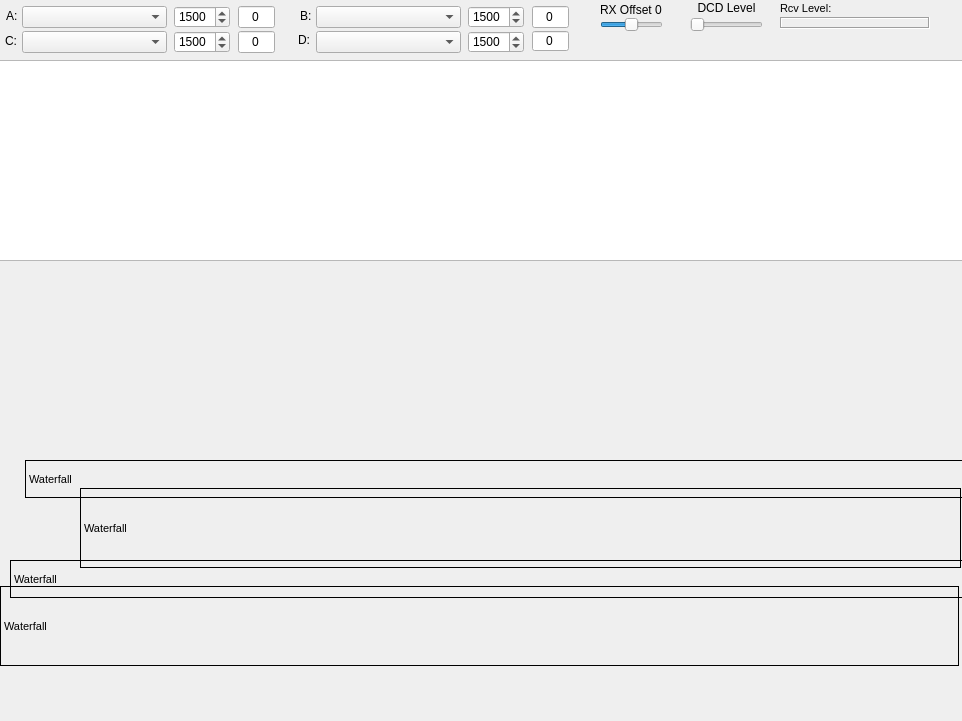
Above: QtSoundModem.ui from g8bpq/QtSoundModem before the change. Below: the same form after it.
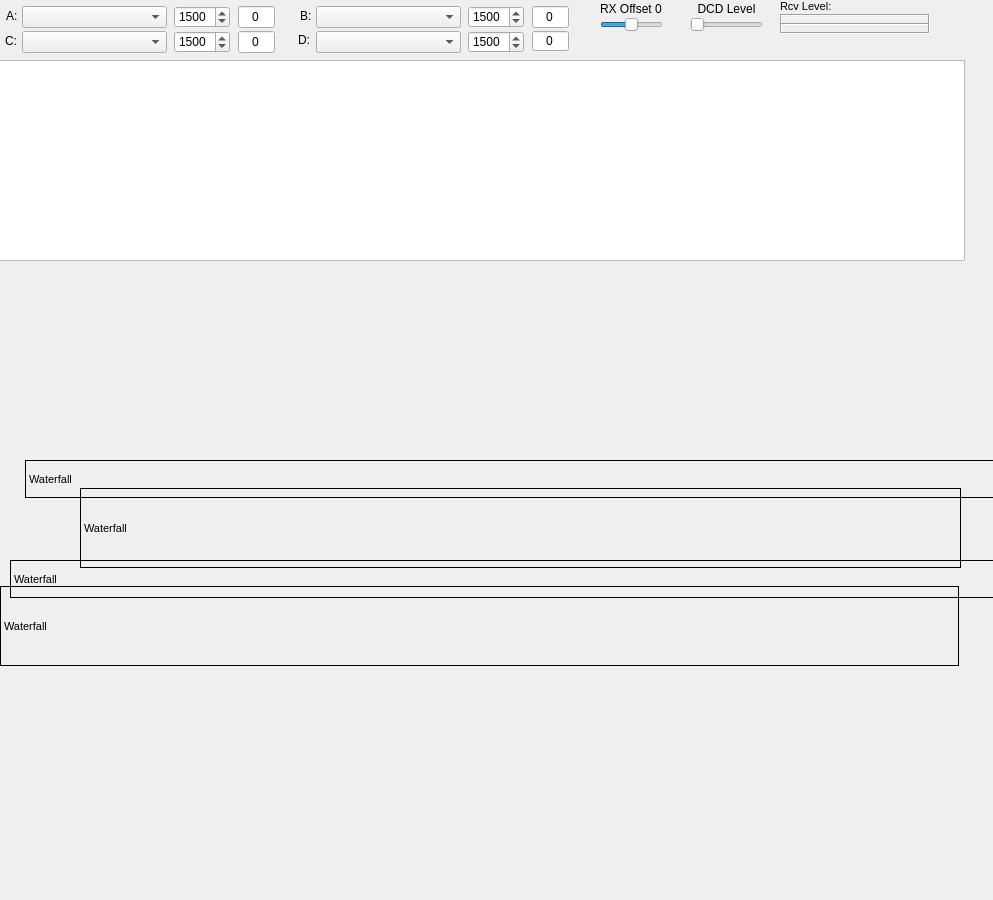
That is the form after the change. Icons and pictures are not drawn.

```diff
--- a/QtSoundModem.ui
+++ b/QtSoundModem.ui
@@ -6,8 +6,8 @@
    <rect>
     <x>0</x>
     <y>0</y>
-    <width>962</width>
-    <height>721</height>
+    <width>993</width>
+    <height>900</height>
    </rect>
   </property>
   <property name="maximumSize">
@@ -171,9 +171,9 @@
     <property name="geometry">
      <rect>
       <x>690</x>
-      <y>0</y>
+      <y>2</y>
       <width>73</width>
-      <height>16</height>
+      <height>13</height>
      </rect>
     </property>
     <property name="text">
@@ -412,7 +412,7 @@
       <x>600</x>
       <y>2</y>
       <width>87</width>
-      <height>16</height>
+      <height>13</height>
      </rect>
     </property>
     <property name="text">
@@ -487,9 +487,9 @@
     <property name="geometry">
      <rect>
       <x>780</x>
-      <y>17</y>
+      <y>14</y>
       <width>150</width>
-      <height>12</height>
+      <height>11</height>
      </rect>
     </property>
     <property name="frameShape">
@@ -508,7 +508,7 @@
       <x>780</x>
       <y>0</y>
       <width>91</width>
-      <height>16</height>
+      <height>13</height>
      </rect>
     </property>
     <property name="font">
@@ -526,6 +526,25 @@
      <bool>true</bool>
     </property>
    </widget>
+   <widget class="QLabel" name="RXLevel2">
+    <property name="geometry">
+     <rect>
+      <x>780</x>
+      <y>23</y>
+      <width>150</width>
+      <height>11</height>
+     </rect>
+    </property>
+    <property name="frameShape">
+     <enum>QFrame::Box</enum>
+    </property>
+    <property name="frameShadow">
+     <enum>QFrame::Sunken</enum>
+    </property>
+    <property name="text">
+     <string/>
+    </property>
+   </widget>
   </widget>
   <widget class="QMenuBar" name="menuBar">
    <property name="geometry">
```
Left out of the diff: 2 changed lines with no effect on the pictures.
